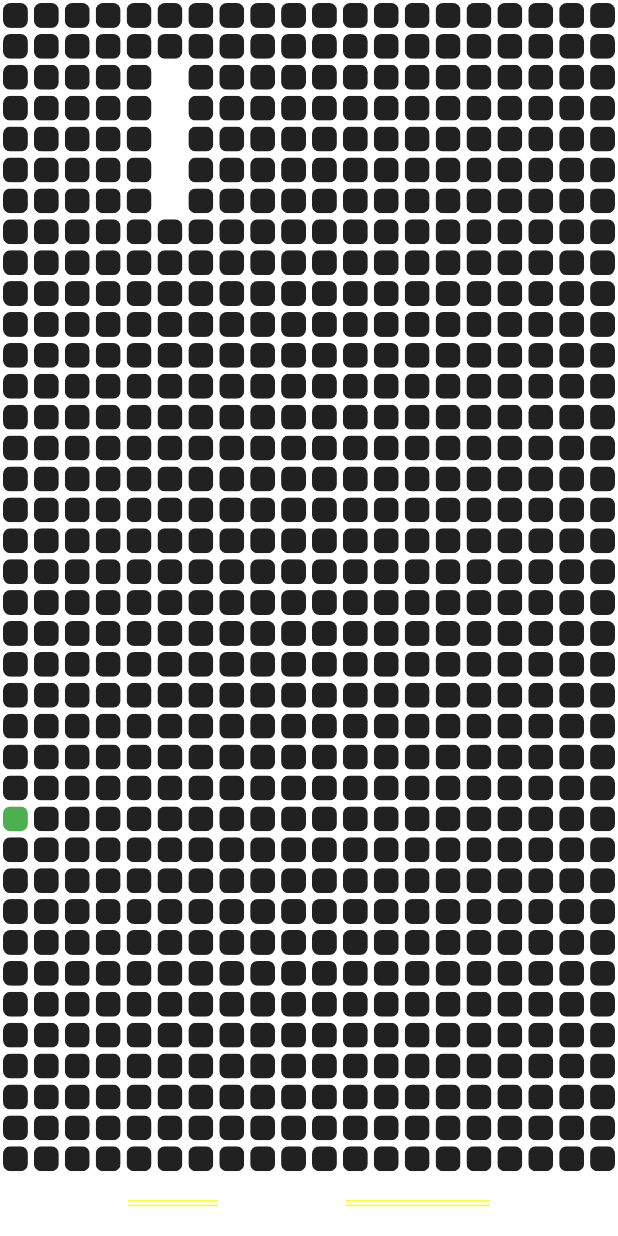
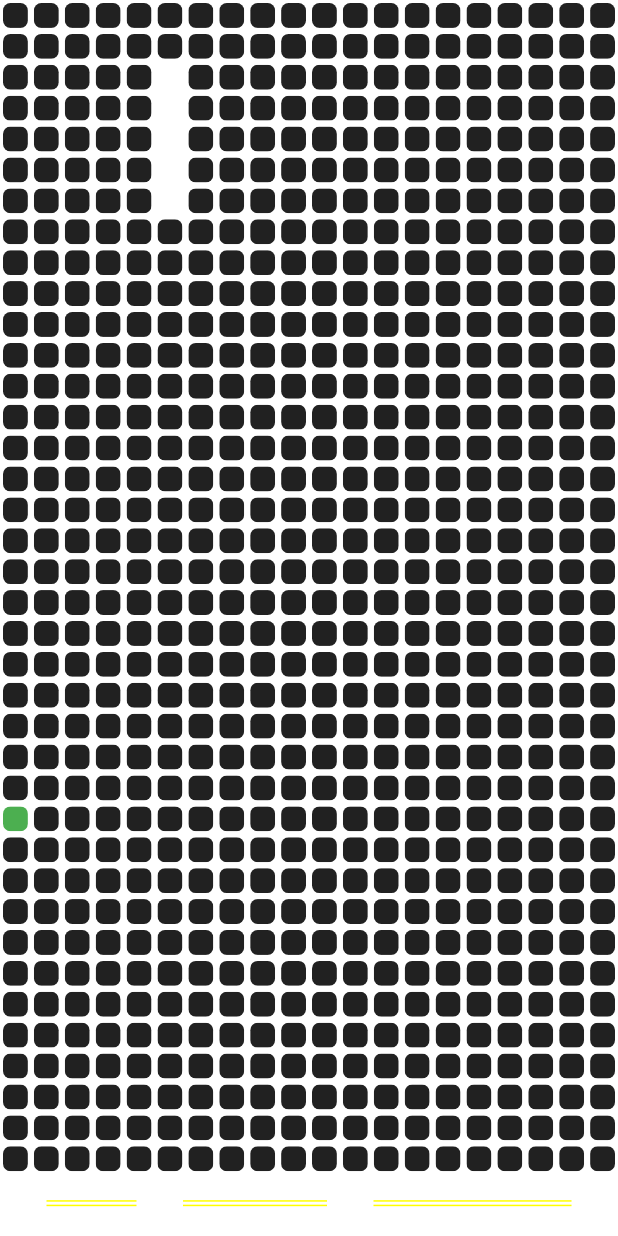
Before and after one commit to SzymonLeja/flutterGames, a Flutter app: the screen it shows after launch, after a tap on "Snake", on a phone screen of 412 x 824 dp. Run offline on Flutter 3.47's test engine with Material 2 defaults, Android fonts, the phone set to English and light mode, and no system bars; our stand-ins replace google_fonts, sqflite; accounts and stored records are empty.

Commit message:
add sqllite with highscore table for games

```diff
--- /dev/null
+++ b/lib/highscore_db.dart
@@ -0,0 +1,78 @@
+import 'dart:async';
+
+import 'package:flutter/widgets.dart';
+import 'package:path/path.dart';
+import 'package:sqflite/sqflite.dart';
+
+class HighscoreDB {
+  static final HighscoreDB _singleton = HighscoreDB._internal();
+
+  factory HighscoreDB() {
+    return _singleton;
+  }
+
+  HighscoreDB._internal();
+
+  static Database? _database;
+
+  Future<Database> get database async {
+    if (_database != null) {
+      return _database!;
+    }
+
+    _database = await _initDB();
+    return _database!;
+  }
+
+  Future<Database> _initDB() async {
+    WidgetsFlutterBinding.ensureInitialized();
+    return openDatabase(
+      join(await getDatabasesPath(), 'highscore_database.db'),
+      onCreate: (db, version) {
+        return db.execute(
+          'CREATE TABLE highscore(id INTEGER PRIMARY KEY, game TEXT, score INTEGER)',
+        );
+      },
+      version: 1,
+    );
+  }
+
+  Future<void> insertHighscore(String game, int score) async {
+    final Database db = await database;
+    await db.insert(
+      'highscore',
+      {'game': game, 'score': score},
+      conflictAlgorithm: ConflictAlgorithm.replace,
+    );
+  }
+
+  Future<List<Map<String, dynamic>>> getHighscore(
+      {required String game}) async {
+    final Database db = await database;
+
+    final List<Map<String, dynamic>> maps = await db.query(
+      'highscore',
+      where: 'game = ?',
+      whereArgs: [game],
+      orderBy: 'score DESC',
+    );
+
+    return maps;
+  }
+}
+
+class Highscore {
+  final String game;
+  final int score;
+
+  Highscore({required this.game, required this.score});
+
+  Map<String, dynamic> toMap() {
+    return {'game': game, 'score': score};
+  }
+
+  @override
+  String toString() {
+    return 'Highscore{game: $game, score: $score}';
+  }
+}
--- a/lib/homepage.dart
+++ b/lib/homepage.dart
@@ -158,6 +158,30 @@ class _HomePageState extends State<HomePage>
                   ),
                 ),
               ),
+              GestureDetector(
+                onTap: () {
+                  Navigator.push(
+                    context,
+                    MaterialPageRoute(builder: (context) => SnakeGamePage()),
+                  );
+                },
+                child: Container(
+                  margin: EdgeInsets.symmetric(horizontal: 10, vertical: 10),
+                  child: ClipRRect(
+                    borderRadius: BorderRadius.circular(20),
+                    child: Container(
+                      color: Colors.white,
+                      padding:
+                          EdgeInsets.symmetric(horizontal: 30, vertical: 20),
+                      width: MediaQuery.of(context).size.width,
+                      child: Text(
+                        'Tetris',
+                        style: myNewFont.copyWith(fontSize: 19),
+                      ),
+                    ),
+                  ),
+                ),
+              ),
             ],
           ),
         ],
--- a/lib/snake.dart
+++ b/lib/snake.dart
@@ -2,8 +2,9 @@ import 'dart:async';
 import 'dart:math';
 
 import 'package:flutter/material.dart';
+import 'package:games_app/highscore_db.dart';
 
-void main() {
+void main() async {
   runApp(SnakeGame());
 }
 
@@ -29,6 +30,8 @@ class SnakeGamePage extends StatefulWidget {
 
 class _SnakeGamePageState extends State<SnakeGamePage> {
   static List<int> snakePosition = [45, 65, 85, 105, 125];
+  final db = HighscoreDB();
+  int highscore = 0;
   int numberOfSquares = 760;
   static var randomNumber = Random();
   int food = randomNumber.nextInt(700);
@@ -51,6 +54,10 @@ class _SnakeGamePageState extends State<SnakeGamePage> {
 
   void startGame() {
     snakePosition = [45, 65, 85, 105, 125];
+    Future<List<Map<String, dynamic>>> highscoreMap =
+        db.getHighscore(game: "snake");
+    // ignore: avoid_print
+    highscoreMap.then((value) => (highscore = value[0]['score']));
     const duration = Duration(milliseconds: 300);
     _timer = Timer.periodic(duration, (Timer timer) {
       if (mounted) {
@@ -124,12 +131,17 @@ class _SnakeGamePageState extends State<SnakeGamePage> {
   void _showGameOverScreen() {
     if (!_gameOver) {
       _gameOver = true;
+      if (highscore < snakePosition.length - 5) {
+        db.insertHighscore("snake", snakePosition.length - 5);
+      }
+
       showDialog(
         context: context,
         builder: (BuildContext context) {
           return AlertDialog(
             title: Text('Game Over'),
-            content: Text('You\'re score: ${snakePosition.length - 5}'),
+            content: Text('Your score: ${snakePosition.length - 5} \n' +
+                '${(snakePosition.length - 5 > highscore) ? 'New Highscore: ${snakePosition.length - 5}' : 'Highscore: $highscore'} \n'),
             actions: <Widget>[
               TextButton(
                 child: Text('Play Again'),
@@ -235,6 +247,13 @@ class _SnakeGamePageState extends State<SnakeGamePage> {
                   fontSize: 20,
                 ),
               ),
+              Text(
+                'Highscore ${highscore}',
+                style: TextStyle(
+                  color: Colors.white,
+                  fontSize: 20,
+                ),
+              ),
             ],
           ),
         ),
--- a/pubspec.yaml
+++ b/pubspec.yaml
@@ -36,6 +36,8 @@ dependencies:
   # Use with the CupertinoIcons class for iOS style icons.
   cupertino_icons: ^1.0.2
   google_fonts: ^6.1.0
+  sqflite: ^2.3.0
+  path: ^1.8.3
 
 dev_dependencies:
   flutter_test:
```
Also changed, not shown: pubspec.lock.
